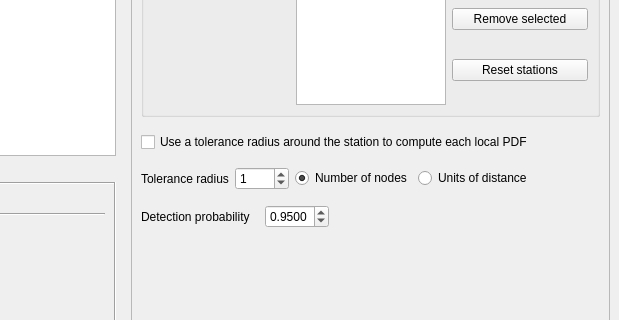
Above: GSIMCLI/interface/gsimcli.ui from iled/gsimcli before the change; both pictures show x 123 to 742 and y 245 to 565 of the 742 by 660 pixel window. Below: the same form after it.
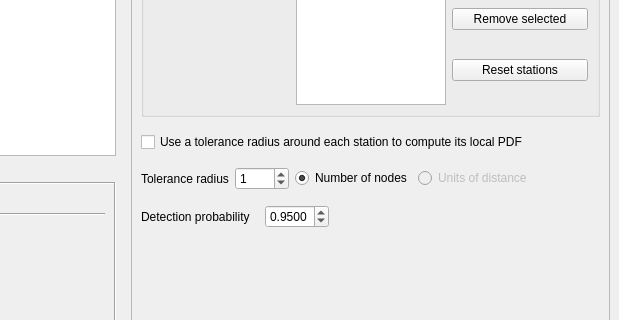
That is the form after the change. The open tabs and pages were chosen to show the change.

Commit message:
completed tolerance feature UI
. added signal and slot to enable the tolerance widgets
. tolerance parameters save and load functionality
. renamed DetectionMethod widgets to CorrectionMethod

Diff of the .ui file:
```diff
--- a/GSIMCLI/interface/gsimcli.ui
+++ b/GSIMCLI/interface/gsimcli.ui
@@ -1493,7 +1493,7 @@
            <item>
             <widget class="QCheckBox" name="HD_checkTolerance">
              <property name="text">
-              <string>Use a tolerance radius around the station to compute each local PDF</string>
+              <string>Use a tolerance radius around each station to compute its local PDF</string>
              </property>
             </widget>
            </item>
@@ -1549,7 +1549,13 @@
                </widget>
               </item>
               <item>
-               <widget class="QRadioButton" name="HD_radioToleranceDistance">
+               <widget class="QRadioButton" name="HD_radioDistance">
+                <property name="enabled">
+                 <bool>false</bool>
+                </property>
+                <property name="toolTip">
+                 <string>Not available yet.</string>
+                </property>
                 <property name="text">
                  <string>Units of distance</string>
                 </property>
```
Left out of the diff: 6 changed lines with no effect on the pictures. The commit also changes 1 other file.
